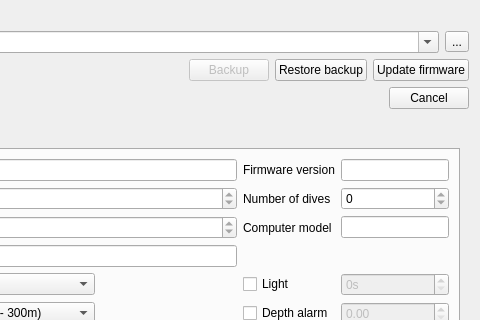
This is qt-ui/configuredivecomputerdialog.ui in subsurface/subsurface as Qt 5 draws it before an edit; both pictures show x 362 to 842 and y 0 to 320 of the 842 by 614 pixel window. The edited form follows.
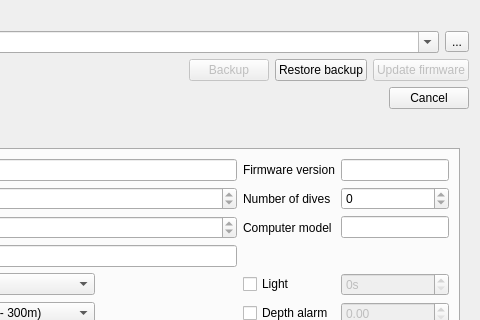
This is the edited form. Icons and pictures are not drawn.

Commit message:
Enable/Disable Update Firmware button based on dc
Disable the Update Firmware button if you choose a device that we don't
support update firmware for.

Diff of the .ui file:
```diff
--- a/qt-ui/configuredivecomputerdialog.ui
+++ b/qt-ui/configuredivecomputerdialog.ui
@@ -103,6 +103,9 @@
      </item>
      <item>
       <widget class="QPushButton" name="updateFirmwareButton">
+       <property name="enabled">
+        <bool>false</bool>
+       </property>
        <property name="text">
         <string>Update firmware</string>
        </property>
```
The commit also changes 1 other file.
